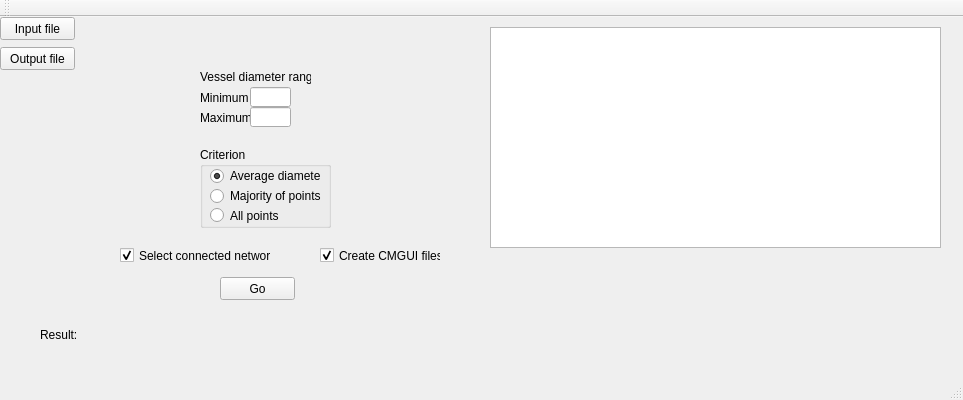
This is Qt/Selecter/mainwindow.ui in gibbogle/vessel-tools as Qt 5 draws it before an edit. The edited form follows.
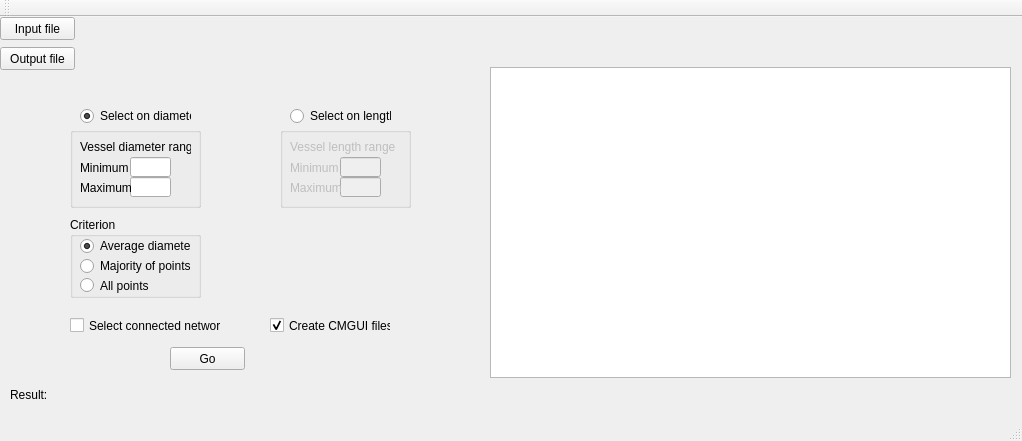
This is the edited form.

Commit message: G: user: Gib Bogle <g.bogle@auckland.ac.nz> G: branch 'default' G: added Qt/Reducer/main.cpp G: added Qt/Reducer/mainwindow.cpp G: added Qt/Reducer/mainwindow.h G: added Qt/Reducer/mainwindow.ui G: added Qt/Reducer/reducer.pro G: added bin/info/reducer_info.txt G: added reduce/CMakeLists.txt G: added reduce/cmgui.cpp G: added reduce/network.h G: added reduce/reduce.cpp G: changed Qt/Selecter/mainwindow.cpp G: changed Qt/Selecter/mainwindow.h G: changed Qt/Selecter/mainwindow.ui G: changed Qt/Tiffquantifier/tiffquantify.cpp G: changed bin/info/selecter_info.txt G: changed select/select.cpp

What changed in the file:
```diff
--- a/Qt/Selecter/mainwindow.ui
+++ b/Qt/Selecter/mainwindow.ui
@@ -6,8 +6,8 @@
    <rect>
     <x>0</x>
     <y>0</y>
-    <width>963</width>
-    <height>400</height>
+    <width>1022</width>
+    <height>441</height>
    </rect>
   </property>
   <property name="windowTitle">
@@ -32,7 +32,7 @@
      <rect>
       <x>80</x>
       <y>0</y>
-      <width>401</width>
+      <width>931</width>
       <height>21</height>
      </rect>
     </property>
@@ -45,7 +45,7 @@
      <rect>
       <x>80</x>
       <y>30</y>
-      <width>401</width>
+      <width>931</width>
       <height>21</height>
      </rect>
     </property>
@@ -69,8 +69,8 @@
    <widget class="QPushButton" name="pushButtonZoom">
     <property name="geometry">
      <rect>
-      <x>220</x>
-      <y>260</y>
+      <x>170</x>
+      <y>330</y>
       <width>75</width>
       <height>23</height>
      </rect>
@@ -82,8 +82,8 @@
    <widget class="QLabel" name="label">
     <property name="geometry">
      <rect>
-      <x>40</x>
-      <y>310</y>
+      <x>10</x>
+      <y>370</y>
       <width>41</width>
       <height>16</height>
      </rect>
@@ -95,9 +95,9 @@
    <widget class="QLabel" name="labelResult">
     <property name="geometry">
      <rect>
-      <x>80</x>
-      <y>310</y>
-      <width>491</width>
+      <x>50</x>
+      <y>370</y>
+      <width>961</width>
       <height>16</height>
      </rect>
     </property>
@@ -105,80 +105,21 @@
      <string/>
     </property>
    </widget>
-   <widget class="QLabel" name="labelMin">
-    <property name="geometry">
-     <rect>
-      <x>200</x>
-      <y>70</y>
-      <width>51</width>
-      <height>21</height>
-     </rect>
-    </property>
-    <property name="text">
-     <string>Minimum</string>
-    </property>
-   </widget>
-   <widget class="QLineEdit" name="lineEditDmin">
-    <property name="geometry">
-     <rect>
-      <x>250</x>
-      <y>70</y>
-      <width>41</width>
-      <height>20</height>
-     </rect>
-    </property>
-   </widget>
    <widget class="QTextEdit" name="textEdit">
     <property name="geometry">
      <rect>
       <x>490</x>
-      <y>10</y>
-      <width>451</width>
-      <height>221</height>
-     </rect>
-    </property>
-   </widget>
-   <widget class="QLabel" name="labelRange">
-    <property name="geometry">
-     <rect>
-      <x>200</x>
       <y>50</y>
-      <width>111</width>
-      <height>20</height>
-     </rect>
-    </property>
-    <property name="text">
-     <string>Vessel diameter range</string>
-    </property>
-   </widget>
-   <widget class="QLabel" name="labelMax">
-    <property name="geometry">
-     <rect>
-      <x>200</x>
-      <y>90</y>
-      <width>51</width>
-      <height>21</height>
-     </rect>
-    </property>
-    <property name="text">
-     <string>Maximum</string>
-    </property>
-   </widget>
-   <widget class="QLineEdit" name="lineEditDmax">
-    <property name="geometry">
-     <rect>
-      <x>250</x>
-      <y>90</y>
-      <width>41</width>
-      <height>20</height>
+      <width>521</width>
+      <height>311</height>
      </rect>
     </property>
    </widget>
    <widget class="QCheckBox" name="checkBoxCmgui">
     <property name="geometry">
      <rect>
-      <x>320</x>
-      <y>230</y>
+      <x>270</x>
+      <y>300</y>
       <width>121</width>
       <height>17</height>
      </rect>
@@ -193,8 +134,8 @@
    <widget class="QGroupBox" name="groupBox">
     <property name="geometry">
      <rect>
-      <x>200</x>
-      <y>130</y>
+      <x>70</x>
+      <y>200</y>
       <width>131</width>
       <height>81</height>
      </rect>
@@ -257,8 +198,8 @@
    <widget class="QCheckBox" name="checkBoxConnect">
     <property name="geometry">
      <rect>
-      <x>120</x>
-      <y>230</y>
+      <x>70</x>
+      <y>300</y>
       <width>151</width>
       <height>17</height>
      </rect>
@@ -267,8 +208,190 @@
      <string>Select connected network</string>
     </property>
     <property name="checked">
+     <bool>false</bool>
+    </property>
+   </widget>
+   <widget class="QRadioButton" name="radioButton_diameter">
+    <property name="geometry">
+     <rect>
+      <x>80</x>
+      <y>90</y>
+      <width>111</width>
+      <height>18</height>
+     </rect>
+    </property>
+    <property name="text">
+     <string>Select on diameter</string>
+    </property>
+    <property name="checked">
      <bool>true</bool>
     </property>
+    <attribute name="buttonGroup">
+     <string>buttonGroup_selection</string>
+    </attribute>
+   </widget>
+   <widget class="QRadioButton" name="radioButton_length">
+    <property name="geometry">
+     <rect>
+      <x>290</x>
+      <y>90</y>
+      <width>101</width>
+      <height>18</height>
+     </rect>
+    </property>
+    <property name="text">
+     <string>Select on length</string>
+    </property>
+    <attribute name="buttonGroup">
+     <string>buttonGroup_selection</string>
+    </attribute>
+   </widget>
+   <widget class="QGroupBox" name="groupBox_diameter">
+    <property name="geometry">
+     <rect>
+      <x>70</x>
+      <y>110</y>
+      <width>131</width>
+      <height>81</height>
+     </rect>
+    </property>
+    <property name="title">
+     <string/>
+    </property>
+    <widget class="QLineEdit" name="lineEditDmax">
+     <property name="geometry">
+      <rect>
+       <x>60</x>
+       <y>50</y>
+       <width>41</width>
+       <height>20</height>
+      </rect>
+     </property>
+    </widget>
+    <widget class="QLabel" name="labelMax">
+     <property name="geometry">
+      <rect>
+       <x>10</x>
+       <y>50</y>
+       <width>51</width>
+       <height>21</height>
+      </rect>
+     </property>
+     <property name="text">
+      <string>Maximum</string>
+     </property>
+    </widget>
+    <widget class="QLineEdit" name="lineEditDmin">
+     <property name="geometry">
+      <rect>
+       <x>60</x>
+       <y>30</y>
+       <width>41</width>
+       <height>20</height>
+      </rect>
+     </property>
+    </widget>
+    <widget class="QLabel" name="labelMin">
+     <property name="geometry">
+      <rect>
+       <x>10</x>
+       <y>30</y>
+       <width>51</width>
+       <height>21</height>
+      </rect>
+     </property>
+     <property name="text">
+      <string>Minimum</string>
+     </property>
+    </widget>
+    <widget class="QLabel" name="labelRange_diameter">
+     <property name="geometry">
+      <rect>
+       <x>10</x>
+       <y>10</y>
+       <width>111</width>
+       <height>20</height>
+      </rect>
+     </property>
+     <property name="text">
+      <string>Vessel diameter range</string>
+     </property>
+    </widget>
+   </widget>
+   <widget class="QGroupBox" name="groupBox_length">
+    <property name="enabled">
+     <bool>false</bool>
+    </property>
+    <property name="geometry">
+     <rect>
+      <x>280</x>
+      <y>110</y>
+      <width>131</width>
+      <height>81</height>
+     </rect>
+    </property>
+    <property name="title">
+     <string/>
+    </property>
+    <widget class="QLineEdit" name="lineEditLmax">
+     <property name="geometry">
+      <rect>
+       <x>60</x>
+       <y>50</y>
+       <width>41</width>
+       <height>20</height>
+      </rect>
+     </property>
+    </widget>
+    <widget class="QLabel" name="labelRange_length">
+     <property name="geometry">
+      <rect>
+       <x>10</x>
+       <y>10</y>
+       <width>111</width>
+       <height>20</height>
+      </rect>
+     </property>
+     <property name="text">
+      <string>Vessel length range</string>
+     </property>
+    </widget>
+    <widget class="QLabel" name="labelMin_2">
+     <property name="geometry">
+      <rect>
+       <x>10</x>
+       <y>30</y>
+       <width>51</width>
+       <height>21</height>
+      </rect>
+     </property>
+     <property name="text">
+      <string>Minimum</string>
+     </property>
+    </widget>
+    <widget class="QLineEdit" name="lineEditLmin">
+     <property name="geometry">
+      <rect>
+       <x>60</x>
+       <y>30</y>
+       <width>41</width>
+       <height>20</height>
+      </rect>
+     </property>
+    </widget>
+    <widget class="QLabel" name="labelMax_2">
+     <property name="geometry">
+      <rect>
+       <x>10</x>
+       <y>50</y>
+       <width>51</width>
+       <height>21</height>
+      </rect>
+     </property>
+     <property name="text">
+      <string>Maximum</string>
+     </property>
+    </widget>
    </widget>
   </widget>
   <widget class="QMenuBar" name="menuBar">
```
Left out of the diff: 7 changed lines with no effect on the pictures. The commit also changes 13 other files.
